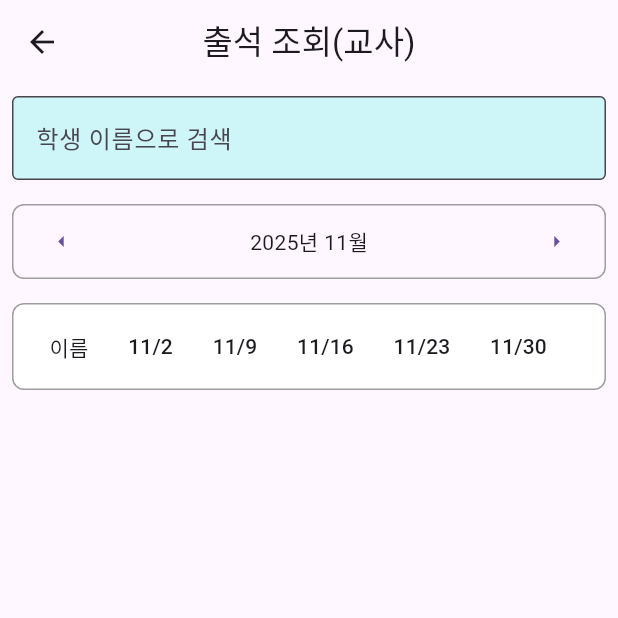
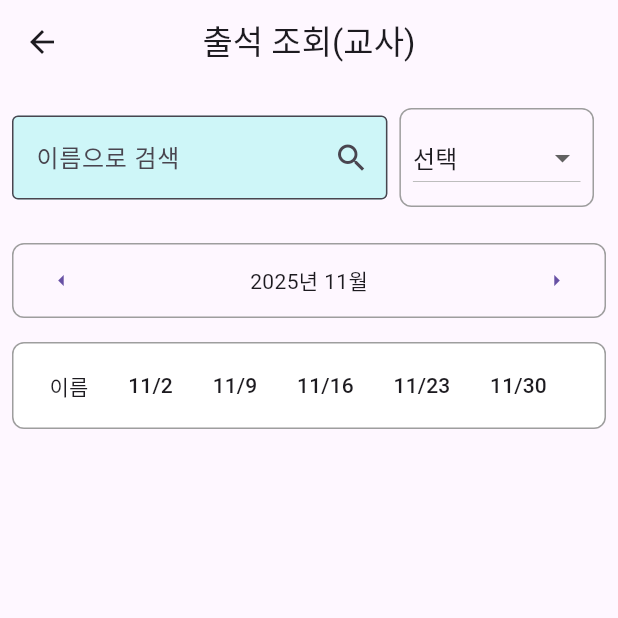
Before and after one commit to Dev-Combu/Do_dream_youth, a Flutter app: the PageAtHistoryTeacher screen opened by its route, after a tap on the "arrow left" icon, on a phone screen of 412 x 824 dp, the top half of it. Run offline on Flutter 3.47's test engine with Material 3 defaults, Android fonts, the phone set to English and light mode, and no system bars; our stand-ins replace cloud_firestore, firebase_auth, firebase_core, flutter_riverpod, freezed_annotation, go_router and 3 more; missing offline and left inert: mobile_scanner; accounts and stored records are empty.

Commit message:
feat/check attedance for teacher logic

```diff
--- a/lib/data/dto/at_history/at_history_dto.dart
+++ b/lib/data/dto/at_history/at_history_dto.dart
@@ -10,6 +10,7 @@ abstract class AtHistoryDto with _$AtHistoryDto{
     required String userId,
     required String name,
     required DateTime timestamp,
+    required String grade
 
   }) = _AtHistoryDto;
 
--- a/lib/data/repository_impl/at_history_repository_impl.dart
+++ b/lib/data/repository_impl/at_history_repository_impl.dart
@@ -13,6 +13,7 @@ class AtHistoryRepositoryImpl implements AtHistoryRepository{
       name: dto.name,
       userId: dto.userId,
       timestamp: dto.timestamp,
+      grade: dto.grade
     )).toList();
   }
 
@@ -23,6 +24,7 @@ class AtHistoryRepositoryImpl implements AtHistoryRepository{
       name: dto.name,
       userId: dto.userId,
       timestamp: dto.timestamp,
+      grade: dto.grade
     )).toList();
   }
 }
--- a/lib/data/source/at_history/at_history_data_source_impl.dart
+++ b/lib/data/source/at_history/at_history_data_source_impl.dart
@@ -22,6 +22,7 @@ class AtHistoryDataSourceImpl implements AtHistoryDataSource {
           name: doc['name'],
           timestamp: doc['timestamp'].toDate(),
           userId: _uuid,
+          grade: doc['grade']
         ),
       );
       return atHistoryList.toList();
@@ -47,6 +48,7 @@ class AtHistoryDataSourceImpl implements AtHistoryDataSource {
               name: historyDoc['name'],
               timestamp: historyDoc['timestamp'].toDate(),
               userId: doc.id,
+              grade: historyDoc['grade']
             ),
           );
         }
--- a/lib/domain/entity/at_history_entity.dart
+++ b/lib/domain/entity/at_history_entity.dart
@@ -2,9 +2,11 @@ class AtHistoryEntity {
   String userId;
   String name;
   DateTime timestamp;
+  String grade;
   AtHistoryEntity({
     required this.userId,
     required this.name,
     required this.timestamp,
+    required this.grade
   });
 }
--- a/lib/presentation/ui/attendance/at_history/page_at_history_teacher.dart
+++ b/lib/presentation/ui/attendance/at_history/page_at_history_teacher.dart
@@ -1,7 +1,10 @@
+import 'dart:developer';
+
 import 'package:do_dream_youth/presentation/ui/attendance/at_history/at_history_view_model.dart';
 import 'package:flutter/material.dart';
 import 'package:flutter_riverpod/flutter_riverpod.dart';
 import 'package:go_router/go_router.dart';
+import 'package:logger/logger.dart';
 
 class PageAtHistoryTeacher extends ConsumerStatefulWidget {
   const PageAtHistoryTeacher({super.key});
@@ -14,6 +17,15 @@ class PageAtHistoryTeacher extends ConsumerStatefulWidget {
 class _PageAtHistoryTeacherState extends ConsumerState<PageAtHistoryTeacher> {
   int month = DateTime.now().month;
   int year = DateTime.now().year;
+  String searchName = '';
+  String? grades;
+  List<String> items = ['선택', '중학교 1학년', '중 2', '중 3', '고 1', '고 2', '고 3'];
+  Logger log = Logger();
+  @override
+  void initState() {
+    super.initState();
+    grades = items.first;
+  }
 
   List<DateTime> getSundaysInMonth(int year, int month) {
     List<DateTime> sundays = [];
@@ -29,36 +41,32 @@ class _PageAtHistoryTeacherState extends ConsumerState<PageAtHistoryTeacher> {
     return sundays;
   }
 
-  bool atOrNot(DateTime date) {
-    final attendances = ref.read(atHistoryViewModel).atHistoryList;
-    print('attendances: ${attendances.length}');
-
-    for (var attendance in attendances) {
-      if (attendance.timestamp.year == date.year &&
-          attendance.timestamp.month == date.month &&
-          attendance.timestamp.day == date.day) {
-        return true;
-      }
-    }
-    return false;
-  }
-
   @override
   Widget build(BuildContext context) {
     final List<DateTime> sundays = getSundaysInMonth(year, month);
     final atAll = ref.watch(atHistoryViewModel).atHistoryList;
+    final filteredAttendances = atAll.where((attendance) {
+      final lowerName = attendance.name.toLowerCase();
+      final lowerGrade = attendance.grade.toLowerCase();
 
-    // 1. 학생별 출석 날짜를 그룹화하는 Map 생성
+      bool matchesName =
+          searchName.isEmpty || lowerName.contains(searchName.toLowerCase());
+
+      bool matchesGrade =
+          (grades == '선택') || lowerGrade.contains(grades!.toLowerCase());
+
+      return matchesName && matchesGrade; // AND 조건으로 반드시 둘 다 만족
+    }).toList();
     Map<String, List<DateTime>> studentAttendanceMap = {};
-  for (var attendance in atAll) {
+    for (var attendance in filteredAttendances) {
       if (!studentAttendanceMap.containsKey(attendance.name)) {
         studentAttendanceMap[attendance.name] = [];
       }
-    // 해당 월의 출석만 표시되므로, 날짜가 중복되지 않도록 확인 후 추가
       DateTime attendanceDate = DateTime(
         attendance.timestamp.year,
         attendance.timestamp.month,
-        attendance.timestamp.day);
+        attendance.timestamp.day,
+      );
 
       if (attendanceDate.month == month &&
           attendanceDate.year == year &&
@@ -67,37 +75,29 @@ class _PageAtHistoryTeacherState extends ConsumerState<PageAtHistoryTeacher> {
       }
     }
 
-  // 2. Map을 사용하여 DataRow 리스트 생성
     List<DataRow> attendanceRows = studentAttendanceMap.entries.map((entry) {
       String studentName = entry.key;
       List<DateTime> attendedDates = entry.value;
 
       return DataRow(
         cells: [
-        // 첫 번째 Cell: 학생 이름
           DataCell(Text(studentName)),
-
-        // 나머지 Cell: 일요일별 출석 여부
-        ...sundays.map(
-          (sundayDate) {
-            // 해당 일요일에 이 학생의 출석 기록이 있는지 확인
+          ...sundays.map((sundayDate) {
             bool hasAttended = attendedDates.any(
               (attendedDate) =>
                   attendedDate.year == sundayDate.year &&
                   attendedDate.month == sundayDate.month &&
                   attendedDate.day == sundayDate.day,
             );
-
             return DataCell(
-              Center( // 중앙 정렬을 위해 Center 추가 (선택 사항)
+              Center(
                 child: Icon(
                   hasAttended ? Icons.check_circle : Icons.cancel,
                   color: hasAttended ? Colors.green : Colors.red,
                 ),
               ),
             );
-          },
-        ),
+          }),
         ],
       );
     }).toList();
@@ -116,11 +116,51 @@ class _PageAtHistoryTeacherState extends ConsumerState<PageAtHistoryTeacher> {
         padding: const EdgeInsets.all(8.0),
         child: Column(
           children: [
-            TextField(
+            Row(
+              children: [
+                Flexible(
+                  child: TextField(
                     decoration: InputDecoration(
-                labelText: '학생 이름으로 검색',
+                      labelText: '이름으로 검색',
                       border: OutlineInputBorder(),
+                      suffixIcon: Icon(Icons.search),
                     ),
+                    onChanged: (value) {
+                      setState(() {
+                        searchName = value;
+                      });
+                    },
+                  ),
+                ),
+                Padding(
+                  padding: const EdgeInsets.all(8.0),
+                  child: Container(
+                    decoration: BoxDecoration(
+                      border: Border.all(color: Colors.grey),
+                      borderRadius: BorderRadius.circular(8.0),
+                    ),
+                    child: Padding(
+                      padding: const EdgeInsets.all(8.0),
+                      child: DropdownButton(
+                        value: grades,
+                        items: items.map<DropdownMenuItem<String>>((
+                          String value,
+                        ) {
+                          return DropdownMenuItem<String>(
+                            value: value,
+                            child: Text(value),
+                          );
+                        }).toList(),
+                        onChanged: (String? newValue) {
+                          setState(() {
+                            grades = newValue;
+                          });
+                        },
+                      ),
+                    ),
+                  ),
+                ),
+              ],
             ),
             SizedBox(height: 16.0),
             Container(
@@ -176,7 +216,7 @@ class _PageAtHistoryTeacherState extends ConsumerState<PageAtHistoryTeacher> {
                         DataColumn(label: Text('${date.month}/${date.day}')),
                   ),
                 ],
-                rows:attendanceRows
+                rows: attendanceRows,
               ),
             ),
           ],
--- a/lib/presentation/ui/widgets/user_info/user_info_view_model.dart
+++ b/lib/presentation/ui/widgets/user_info/user_info_view_model.dart
@@ -8,17 +8,12 @@ class UserInfoViewModel extends AsyncNotifier<UserInfoEntity?> {
 
   @override
   Future<UserInfoEntity?> build() async {
-    // 1. 초기 로딩 시점: FirebaseAuth 상태를 확인합니다.
     final user = _auth.currentUser;
-
-    // 만약 로그아웃 상태라면 즉시 null 반환 (데이터 없음)
     if (user == null) {
       return null;
     }
 
     // 2. 로그인 상태라면, 비동기 작업을 수행하여 데이터를 가져옵니다.
-    // fetchUserInfo 로직을 build 내부로 옮깁니다.
-    // build() 메서드가 호출되면 자동으로 데이터 로드를 시작합니다.
     final data = await ref.read(userInfoUsecaseProvider).getUserInfo();
 
     // 3. 로드된 데이터를 반환합니다. 이 값이 state에 AsyncValue.data(data)로 저장됩니다.
```
Also changed, not shown: lib/presentation/ui/auth/login/login_page.dart (+5 -3 lines), lib/data/dto/at_history/at_history_dto.freezed.dart, lib/data/dto/at_history/at_history_dto.g.dart. Lines whose indentation alone changed are shown as unchanged.
